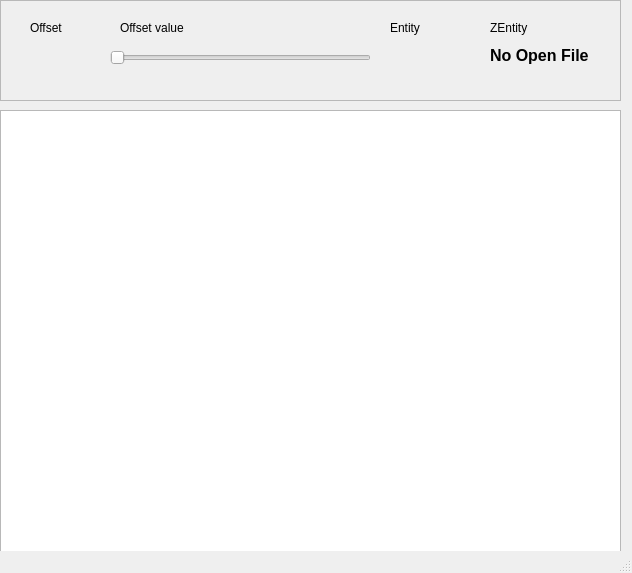
Before: the Qt Designer form zcontentutils/displaymain.ui in seth-world/zcontent, drawn with Qt 5.
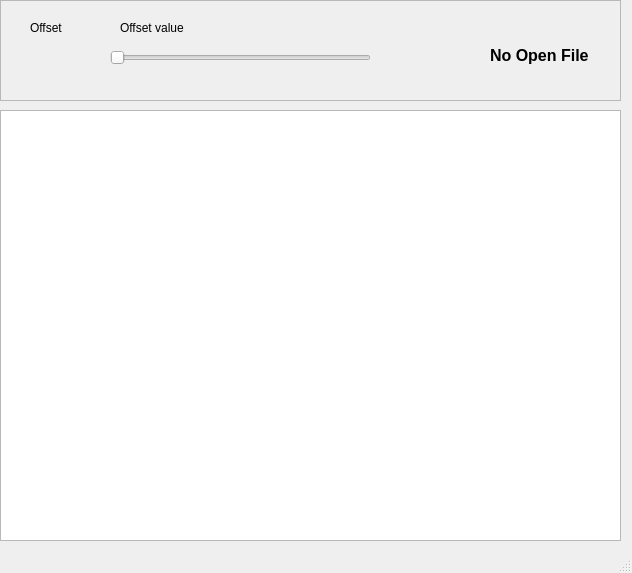
After: the same form once the commit is applied.

Patch:
```diff
--- a/zcontentutils/displaymain.ui
+++ b/zcontentutils/displaymain.ui
@@ -65,7 +65,7 @@
       </rect>
      </property>
      <property name="text">
-      <string>Entity</string>
+      <string/>
      </property>
     </widget>
     <widget class="QLabel" name="ZEntityLBl">
@@ -78,7 +78,7 @@
       </rect>
      </property>
      <property name="text">
-      <string>ZEntity</string>
+      <string/>
      </property>
     </widget>
     <widget class="QSlider" name="OffsetSLd">
@@ -124,7 +124,7 @@
       <x>0</x>
       <y>110</y>
       <width>621</width>
-      <height>461</height>
+      <height>431</height>
      </rect>
     </property>
    </widget>
```
